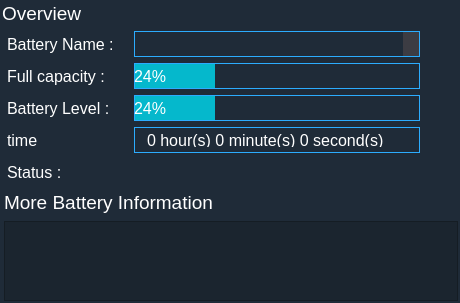
First picture: the form in app/dashboard/pbattery.ui, repository rahmanshaber/corebox, before the edit.
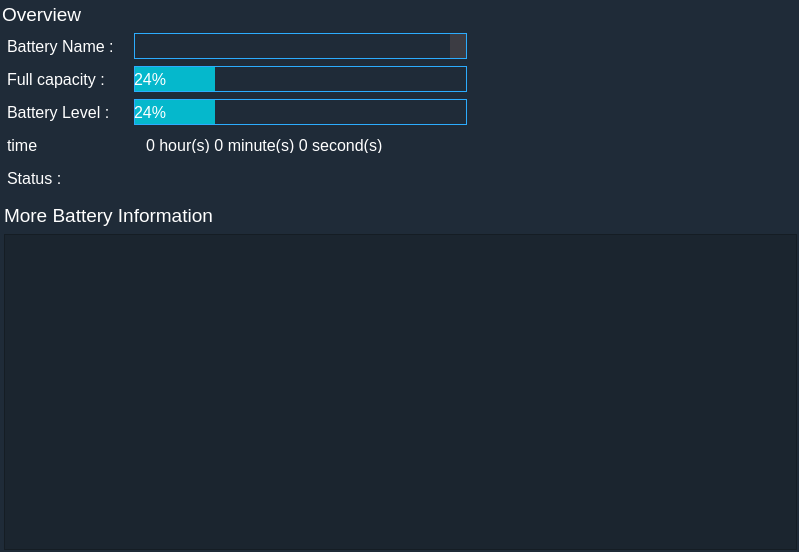
Second picture: the form after the edit. Icons and pictures are not drawn.

```diff
--- a/app/dashboard/pbattery.ui
+++ b/app/dashboard/pbattery.ui
@@ -6,8 +6,8 @@
    <rect>
     <x>0</x>
     <y>0</y>
-    <width>400</width>
-    <height>300</height>
+    <width>799</width>
+    <height>552</height>
    </rect>
   </property>
   <property name="windowTitle">
@@ -261,7 +261,7 @@
         </property>
         <property name="styleSheet">
          <string notr="true">QDateTimeEdit {
-    border: 1px solid #2CACFE;
+    border: 1px #2CACFE;
     padding: 5px 5px 5px 10px;
 }
 </string>
```
